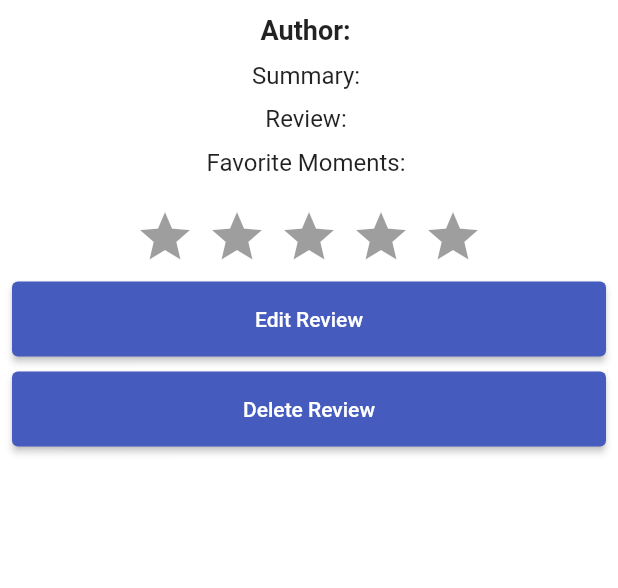
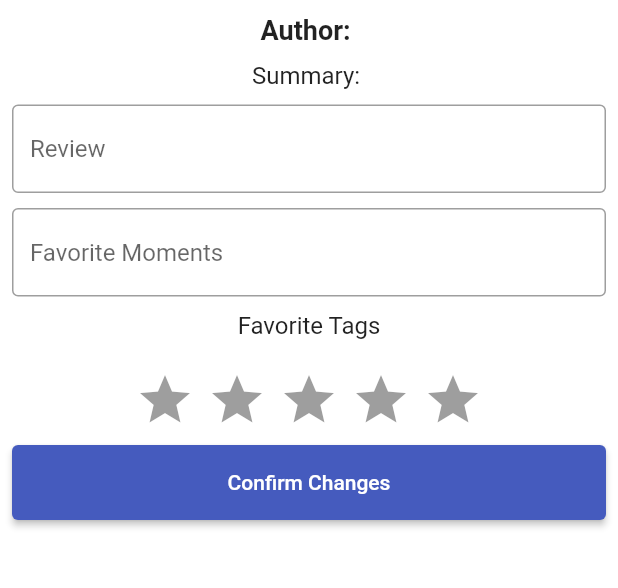
Before and after one commit to haley-beauchamp/Fanfiction_Tracker, a Flutter app: the FanficWithReviewDisplay screen opened directly with empty values, after a tap on "Edit Review", on a phone screen of 412 x 824 dp, the part 119-707 px from its top. Run offline on Flutter 3.47's test engine with Material 3 defaults, Android fonts, the light colour scheme and no system bars; drawn by our look-alikes of flutter_rating_bar; our stand-ins replace shared_preferences; accounts and stored records are empty.

Commit message:
Update Working
Added update / edit feature for fanfic reviews.

It works now, but the code is rather redundant, and it has the same navigation issues as the add fanfic feature.

```diff
--- /dev/null
+++ b/Frontend/fanfiction_tracker_flutter/lib/features/fanfic_related/screens/edit_fanfic_screen.dart
@@ -0,0 +1,153 @@
+import 'package:fanfiction_tracker_flutter/common/widgets/custom_button.dart';
+import 'package:fanfiction_tracker_flutter/common/widgets/custom_textfield.dart';
+import 'package:fanfiction_tracker_flutter/common/widgets/multiselect_rectangles.dart';
+import 'package:fanfiction_tracker_flutter/common/widgets/star_rating.dart';
+import 'package:fanfiction_tracker_flutter/constants/global_variables.dart';
+import 'package:fanfiction_tracker_flutter/features/fanfic_related/models/fanfic_with_review.dart';
+import 'package:fanfiction_tracker_flutter/features/fanfic_related/services/fanfic_service.dart';
+import 'package:flutter/material.dart';
+
+class EditFanficScreen extends StatefulWidget {
+  static const String routeName = '/home/editfanfic';
+  const EditFanficScreen({super.key});
+
+  @override
+  State<EditFanficScreen> createState() => _AddFanficScreenState();
+}
+
+class _AddFanficScreenState extends State<EditFanficScreen> {
+  final _editFanficFormKey = GlobalKey<FormState>();
+  final FanficService fanficService = FanficService();
+  final TextEditingController _reviewController = TextEditingController();
+  final TextEditingController _favoriteMomentsController =
+      TextEditingController();
+
+  double fanficRating = 0.0;
+  List<String> selectedFanficTags = [];
+  late FanficWithReview fanfic;
+
+  @override
+  void didChangeDependencies() {
+    super.didChangeDependencies();
+
+    fanfic = ModalRoute.of(context)?.settings.arguments as FanficWithReview;
+
+    _reviewController.text = fanfic.review;
+    _favoriteMomentsController.text = fanfic.favoriteMoments;
+    fanficRating = fanfic.rating;
+    selectedFanficTags = fanfic.favoriteTags;
+  }
+
+  @override
+  void dispose() {
+    _reviewController.dispose();
+    _favoriteMomentsController.dispose();
+    super.dispose();
+  }
+
+  void editFanficReview(int fanficId) {
+    fanficService.editFanficReview(
+      context: context,
+      fanficId: fanficId,
+      review: _reviewController.text,
+      rating: fanficRating,
+      favoriteMoments: _favoriteMomentsController.text,
+      assignedList: 'Read', //edit this to let the user pick
+      selectedTags: selectedFanficTags,
+    );
+  }
+
+  @override
+  Widget build(BuildContext context) {
+    return Scaffold(
+      appBar: PreferredSize(
+        preferredSize: const Size.fromHeight(50),
+        child: AppBar(
+          flexibleSpace: Container(
+            decoration: const BoxDecoration(
+              gradient: GlobalVariables.appBarGradient,
+            ),
+          ),
+          title: Text(fanfic.title),
+        ),
+      ),
+      body: SafeArea(
+        child: Padding(
+          padding: const EdgeInsets.all(8.0),
+          child: SingleChildScrollView(
+            child: Column(
+              children: [
+                Text(
+                  'Fandom: ${fanfic.fandom}',
+                  style: const TextStyle(
+                      fontSize: 18, fontWeight: FontWeight.bold),
+                ),
+                const SizedBox(height: 10),
+                Text(
+                  'Author: ${fanfic.author}',
+                  style: const TextStyle(
+                      fontSize: 18, fontWeight: FontWeight.bold),
+                ),
+                const SizedBox(height: 10),
+                Text(
+                  'Summary: ${fanfic.summary}',
+                  style: const TextStyle(fontSize: 16),
+                ),
+                const SizedBox(height: 10),
+                Form(
+                  key: _editFanficFormKey,
+                  child: Column(
+                    children: [
+                      CustomTextField(
+                        controller: _reviewController,
+                        hintText: 'Review',
+                      ),
+                      const SizedBox(height: 10),
+                      CustomTextField(
+                        controller: _favoriteMomentsController,
+                        hintText: 'Favorite Moments',
+                      ),
+                      const SizedBox(height: 10),
+                      const Text(
+                        'Favorite Tags',
+                        style: TextStyle(fontSize: 16),
+                      ),
+                      const SizedBox(height: 10),
+                      MultiselectRectangles(
+                        displayList: fanfic.tags,
+                        onSelectionChanged: (selectedTags) {
+                          setState(() {
+                            selectedFanficTags = selectedTags;
+                          });
+                        },
+                        favoritesDisplayList: fanfic.favoriteTags,
+                      ),
+                      const SizedBox(height: 10),
+                      StarRating(
+                        initialRating: fanficRating,
+                        onRatingChanged: (rating) {
+                          setState(() {
+                            fanficRating = rating;
+                          });
+                        },
+                      ),
+                      const SizedBox(height: 10),
+                      CustomButton(
+                        text: 'Confirm Changes',
+                        onTap: () {
+                          if (_editFanficFormKey.currentState!.validate()) {
+                            editFanficReview(fanfic.fanficId);
+                          }
+                        },
+                      ),
+                    ],
+                  ),
+                ),
+              ],
+            ),
+          ),
+        ),
+      ),
+    );
+  }
+}
--- a/Frontend/fanfiction_tracker_flutter/lib/features/fanfic_related/screens/fanfic_with_review_display.dart
+++ b/Frontend/fanfiction_tracker_flutter/lib/features/fanfic_related/screens/fanfic_with_review_display.dart
@@ -3,6 +3,7 @@ import 'package:fanfiction_tracker_flutter/common/widgets/multiselect_rectangles
 import 'package:fanfiction_tracker_flutter/common/widgets/star_rating.dart';
 import 'package:fanfiction_tracker_flutter/constants/global_variables.dart';
 import 'package:fanfiction_tracker_flutter/features/fanfic_related/models/fanfic_with_review.dart';
+import 'package:fanfiction_tracker_flutter/features/fanfic_related/screens/edit_fanfic_screen.dart';
 import 'package:fanfiction_tracker_flutter/features/fanfic_related/services/fanfic_service.dart';
 import 'package:flutter/material.dart';
 
@@ -45,6 +46,14 @@ class _FanficWithReviewDisplayState extends State<FanficWithReviewDisplay> {
           ],
         );
       },
+    );
+  }
+
+  void editReview(FanficWithReview fanfic) {
+    Navigator.pushNamed(
+      context,
+      EditFanficScreen.routeName,
+      arguments: fanfic,
     );
   }
 
@@ -116,7 +125,9 @@ class _FanficWithReviewDisplayState extends State<FanficWithReviewDisplay> {
                   const SizedBox(height: 10),
                   CustomButton(
                     text: 'Edit Review',
-                    onTap: () {},
+                    onTap: () {
+                      editReview(fanfic);
+                    },
                   ),
                   const SizedBox(height: 10),
                   CustomButton(
--- a/Frontend/fanfiction_tracker_flutter/lib/router.dart
+++ b/Frontend/fanfiction_tracker_flutter/lib/router.dart
@@ -1,6 +1,7 @@
 import 'package:fanfiction_tracker_flutter/common/widgets/bottom_bar.dart';
 import 'package:fanfiction_tracker_flutter/features/auth/screens/auth_screen.dart';
 import 'package:fanfiction_tracker_flutter/features/fanfic_related/screens/add_fanfic_screen.dart';
+import 'package:fanfiction_tracker_flutter/features/fanfic_related/screens/edit_fanfic_screen.dart';
 import 'package:fanfiction_tracker_flutter/features/fanfic_related/screens/fanfic_with_review_display.dart';
 import 'package:fanfiction_tracker_flutter/features/fanfic_related/screens/home_screen.dart';
 import 'package:flutter/material.dart';
@@ -27,6 +28,11 @@ Route<dynamic> generateRoute(RouteSettings routeSettings) {
         settings: routeSettings,
         builder: (_) => const AddFanficScreen(),
       );
+    case EditFanficScreen.routeName:
+      return MaterialPageRoute(
+        settings: routeSettings,
+        builder: (_) => const EditFanficScreen(),
+      );
     case FanficWithReviewDisplay.routeName:
       return MaterialPageRoute(
         settings: routeSettings,
```
Also changed, not shown: Frontend/fanfiction_tracker_flutter/lib/features/fanfic_related/services/fanfic_service.dart (+48 -1 lines), 2 other files.
